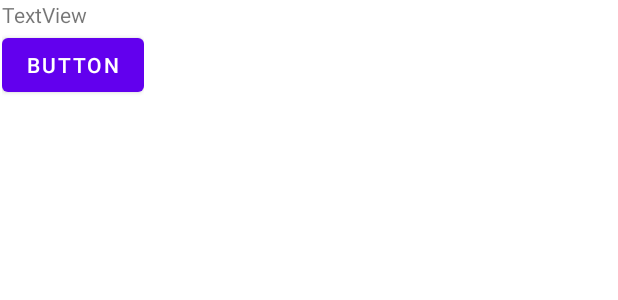
After one commit to DiegoPC-UOC/PuzzleDroidKt, an Android app: the layout finished_dialog.xml on its own in the app's theme, with its tools: preview values and no code run, on a phone screen of 412 x 824 dp. The commit adds this screen. Shown: the top 300 px of the screen. Run offline under Robolectric (Android 15) with nearby library versions, the phone set to English and light mode, and no system bars.

Commit message:
Finished puzzle dialog

```diff
--- /dev/null
+++ b/app/src/main/res/layout/finished_dialog.xml
@@ -0,0 +1,32 @@
+<?xml version="1.0" encoding="utf-8"?>
+<androidx.constraintlayout.widget.ConstraintLayout xmlns:android="http://schemas.android.com/apk/res/android"
+    xmlns:app="http://schemas.android.com/apk/res-auto"
+    xmlns:tools="http://schemas.android.com/tools"
+    android:layout_width="match_parent"
+    android:layout_height="match_parent">
+
+    <LinearLayout
+        android:layout_width="0dp"
+        android:layout_height="0dp"
+        android:layout_marginStart="1dp"
+        android:layout_marginEnd="316dp"
+        android:layout_marginBottom="711dp"
+        android:orientation="vertical"
+        app:layout_constraintBottom_toBottomOf="parent"
+        app:layout_constraintEnd_toEndOf="parent"
+        app:layout_constraintStart_toStartOf="parent"
+        app:layout_constraintTop_toTopOf="parent">
+
+        <TextView
+            android:id="@+id/textView"
+            android:layout_width="match_parent"
+            android:layout_height="wrap_content"
+            android:text="TextView" />
+
+        <Button
+            android:id="@+id/button"
+            android:layout_width="match_parent"
+            android:layout_height="wrap_content"
+            android:text="Button" />
+    </LinearLayout>
+</androidx.constraintlayout.widget.ConstraintLayout>
```
Also changed, not shown: app/src/main/java/com/example/puzzledroidkt/MenuActivity.kt (+4 -6 lines), app/src/main/java/com/example/puzzledroidkt/PuzzleActivity.kt (+40 -18 lines).
